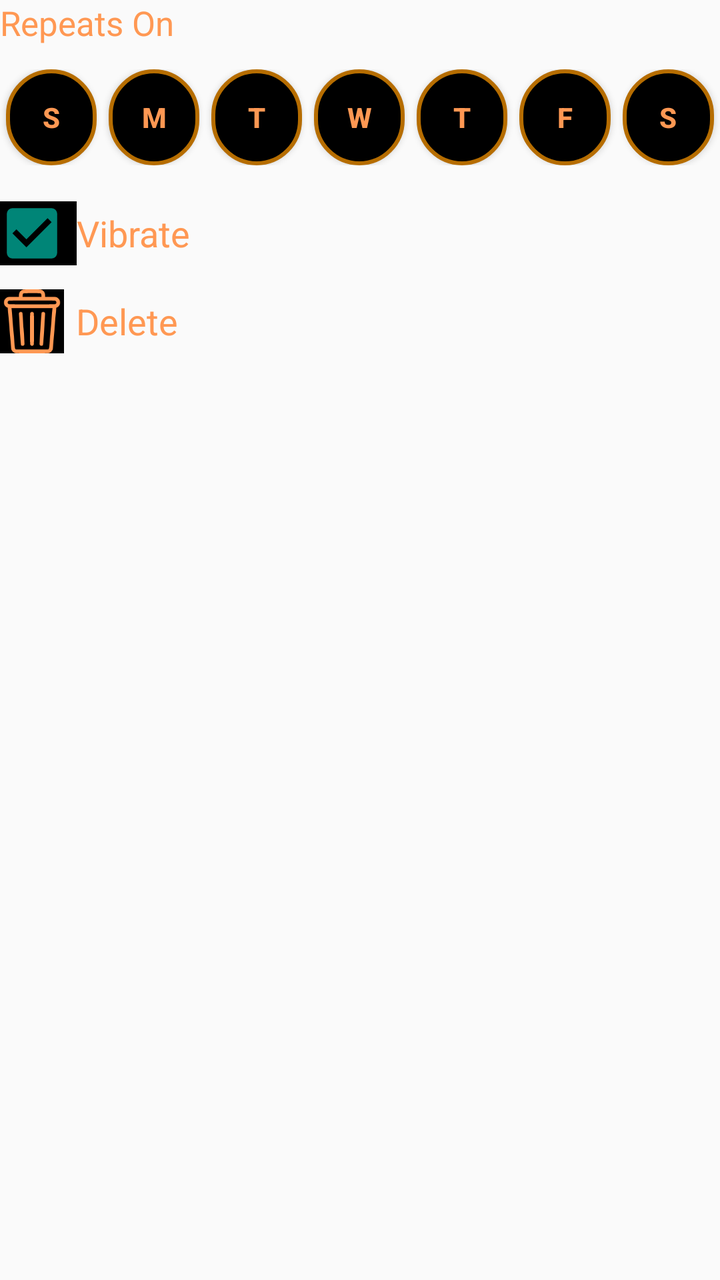
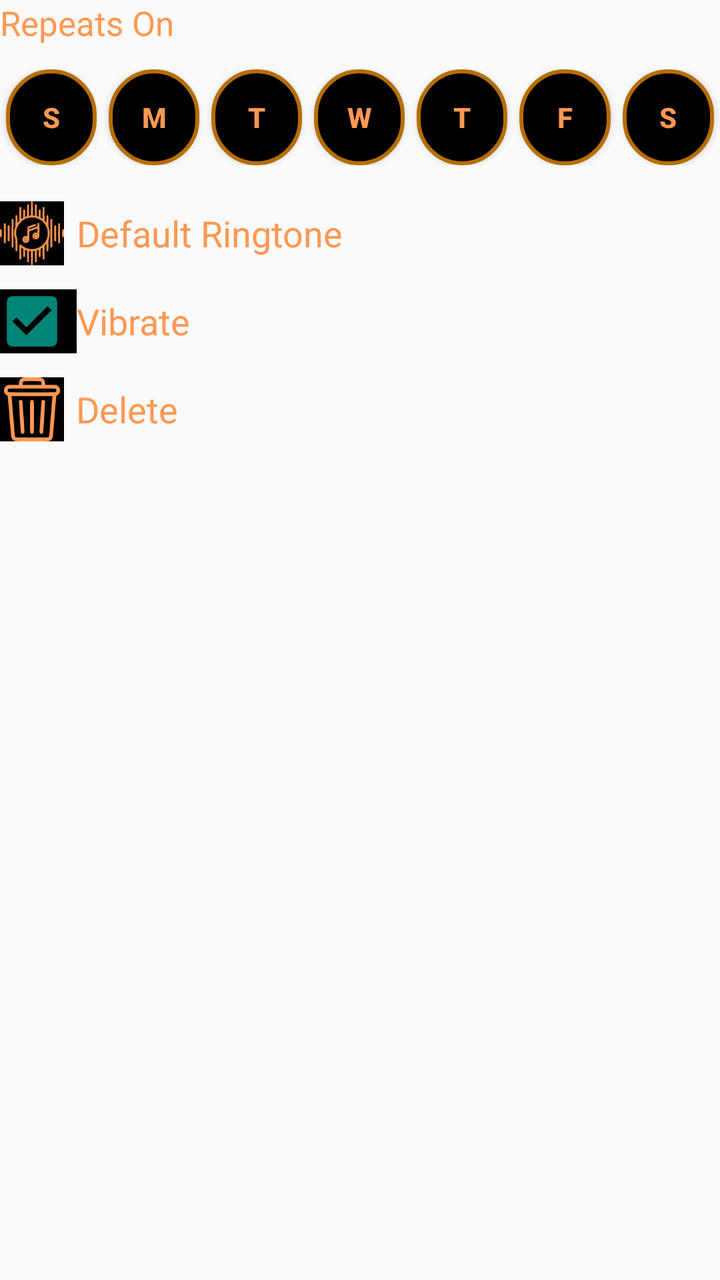

Compare the two renders of this Android layout. The source of the first and the diff that turns it into the second are given below.
<!-- AndroidManifest.xml: application theme Theme.MyApplication -->
<!-- res/layout/alarm_item_extended.xml -->
<?xml version="1.0" encoding="utf-8"?>
<LinearLayout
    xmlns:android="http://schemas.android.com/apk/res/android"
    android:layout_width="match_parent"
    android:layout_height="wrap_content"
    android:orientation="vertical"
    android:layout_marginBottom="1dp">

    <TextView
        android:layout_height="wrap_content"
         android:layout_width="match_parent"
        android:text="Repeats On"
        android:textSize="17dp"
        android:textColor="@color/primary"/>

    <LinearLayout
        android:id="@+id/daysOfWeekLayout"
        android:layout_width="match_parent"
        android:layout_height="wrap_content"
        android:layout_centerHorizontal="true"
        android:paddingVertical="12dp"
        android:orientation="horizontal">

        <Button
            android:id="@+id/sundayButton"
            android:layout_width="0dp"
            android:layout_height="wrap_content"
            android:layout_weight="1"
            android:text="S"
            android:textColor="#ff9853"
            android:background="@drawable/rounded_button"
            android:layout_marginHorizontal="3dp"
            android:textStyle="bold"/>

        <Button
            android:id="@+id/mondayButton"
            android:layout_width="0dp"
            android:layout_height="wrap_content"
            android:layout_weight="1"
            android:text="M"
            android:textColor="#ff9853"
            android:background="@drawable/rounded_button"
            android:layout_marginHorizontal="3dp"
            android:textStyle="bold"/>

        <Button
            android:id="@+id/tuesdayButton"
            android:layout_width="0dp"
            android:layout_height="wrap_content"
            android:layout_weight="1"
            android:text="T"
            android:textColor="#ff9853"
            android:background="@drawable/rounded_button"
            android:layout_marginHorizontal="3dp"
            android:textStyle="bold"/>

        <Button
            android:id="@+id/wednesdayButton"
            android:layout_width="0dp"
            android:layout_height="wrap_content"
            android:layout_weight="1"
            android:text="W"
            android:textColor="#ff9853"
            android:background="@drawable/rounded_button"
            android:layout_marginHorizontal="3dp"
            android:textStyle="bold"/>

        <Button
            android:id="@+id/thursdayButton"
            android:layout_width="0dp"
            android:layout_height="wrap_content"
            android:layout_weight="1"
            android:text="T"
            android:textColor="#ff9853"
            android:background="@drawable/rounded_button"
            android:layout_marginHorizontal="3dp"
            android:textStyle="bold"/>

        <Button
            android:id="@+id/fridayButton"
            android:layout_width="0dp"
            android:layout_height="wrap_content"
            android:layout_weight="1"
            android:text="F"
            android:textColor="#ff9853"
            android:background="@drawable/rounded_button"
            android:layout_marginHorizontal="3dp"
            android:textStyle="bold"/>

        <Button
            android:id="@+id/saturdayButton"
            android:layout_width="0dp"
            android:layout_height="wrap_content"
            android:layout_weight="1"
            android:text="S"
            android:textColor="#ff9853"
            android:background="@drawable/rounded_button"
            android:layout_marginHorizontal="3dp"
            android:textStyle="bold"/>

    </LinearLayout>

    
    <LinearLayout
        android:layout_width="match_parent"
        android:layout_height="wrap_content"
        android:paddingVertical="6dp">


    <CheckBox
        android:id="@+id/checkBoxVibrate"
        android:layout_width="wrap_content"
        android:layout_height="wrap_content"
        android:background="@color/black"
        android:textColor="@color/primary"
        android:scaleX="1.4"
        android:scaleY="1.4"
        android:checked="true"/>

        <TextView
            android:layout_width="wrap_content"
            android:layout_height="match_parent"
            android:text="Vibrate"
            android:textColor="@color/primary"
            android:textSize="18dp"
            android:paddingHorizontal="6dp"
            android:gravity="center"/>
    </LinearLayout>
    
    <LinearLayout
        android:layout_height="wrap_content"
        android:layout_width="match_parent"
        android:paddingVertical="6dp">
    <ImageButton
        android:id="@+id/buttonDelete"
        android:layout_width="wrap_content"
        android:layout_height="match_parent"
        android:text="Delete"
        android:src="@drawable/bin"
        android:onClick="deleteAlarm"
        android:background="@color/black"
        android:textColor="@color/primary"/>

        <TextView
            android:id="@+id/buttonDeleteText"
            android:layout_width="wrap_content"
            android:layout_height="match_parent"
            android:text="Delete"
            android:textColor="@color/primary"
            android:textSize="18dp"
            android:paddingHorizontal="6dp"
            android:gravity="center"/>
    </LinearLayout>
</LinearLayout>
<!-- resources referenced by this layout -->
<resources>
  <color name="black">#FF000000</color>
  <color name="primary">#FF9853</color>
  <!-- drawable bin: vector/xml drawable (drawable, 2403 chars, omitted) -->
  <!-- drawable rounded_button (drawable) -->
  <shape xmlns:android="http://schemas.android.com/apk/res/android">
      <corners android:radius="400sp" />
      <stroke
          android:width="2sp"
          android:height="2sp"
          android:color="@color/secondary" />
      <solid android:color="@color/background" /> 
  </shape>
  <style name="Theme.MyApplication" parent="android:Theme.Material.Light.NoActionBar" />
  <color name="secondary">#B66D00</color>
  <color name="background">#000000</color>
</resources>

<!-- the commit's change to res/layout/alarm_item_extended.xml (unified diff, before → after) -->
@@ -97,7 +97,31 @@
             android:background="@drawable/rounded_button"
             android:layout_marginHorizontal="3dp"
             android:textStyle="bold"/>
+    </LinearLayout>
 
+    <LinearLayout
+        android:layout_width="match_parent"
+        android:layout_height="wrap_content"
+        android:paddingVertical="6dp">
+
+
+        <ImageButton
+            android:id="@+id/buttonRingtone"
+            android:layout_width="wrap_content"
+            android:layout_height="match_parent"
+            android:src="@drawable/music"
+            android:onClick="deleteAlarm"
+            android:background="@color/black"
+            android:textColor="@color/primary"/>
+
+        <TextView
+            android:layout_width="wrap_content"
+            android:layout_height="match_parent"
+            android:text="Default Ringtone"
+            android:textColor="@color/primary"
+            android:textSize="18dp"
+            android:paddingHorizontal="6dp"
+            android:gravity="center"/>
     </LinearLayout>
 
     
@@ -135,7 +159,6 @@
         android:id="@+id/buttonDelete"
         android:layout_width="wrap_content"
         android:layout_height="match_parent"
-        android:text="Delete"
         android:src="@drawable/bin"
         android:onClick="deleteAlarm"
         android:background="@color/black"
<!-- resource entries referenced after the edit -->
@@ -3,6 +3,7 @@
   <color name="black">#FF000000</color>
   <color name="primary">#FF9853</color>
   <!-- drawable bin: vector/xml drawable (drawable, 2403 chars, omitted) -->
+  <!-- drawable music: vector/xml drawable (drawable, 8202 chars, omitted) -->
   <!-- drawable rounded_button (drawable) -->
   <shape xmlns:android="http://schemas.android.com/apk/res/android">
       <corners android:radius="400sp" />
